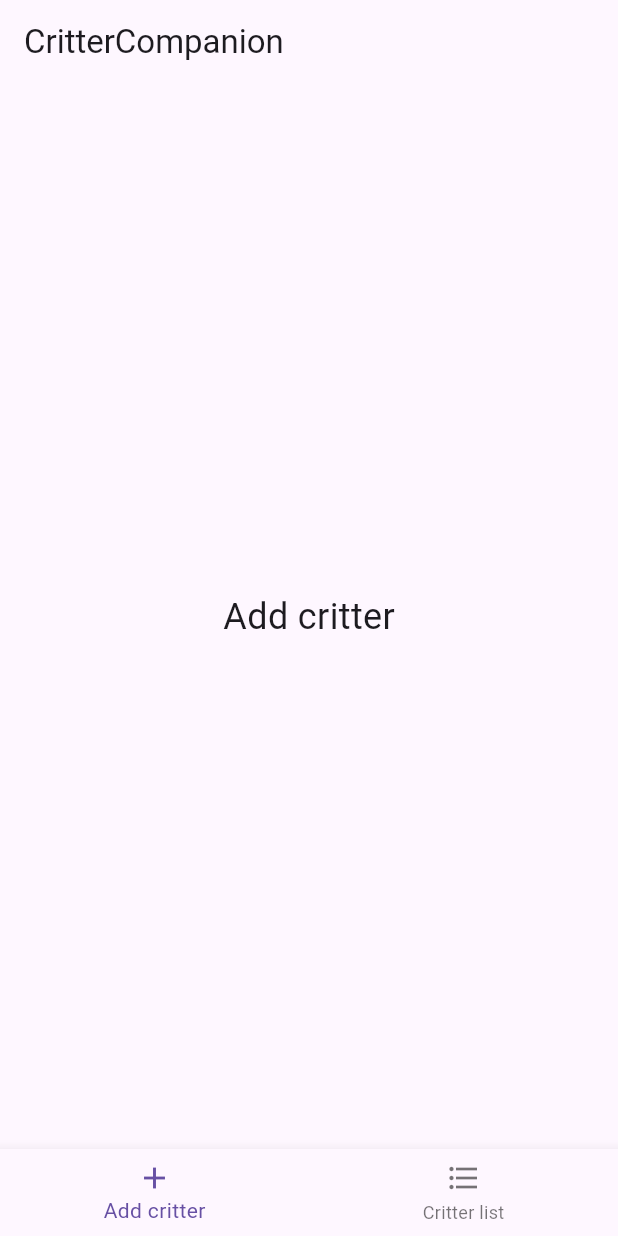
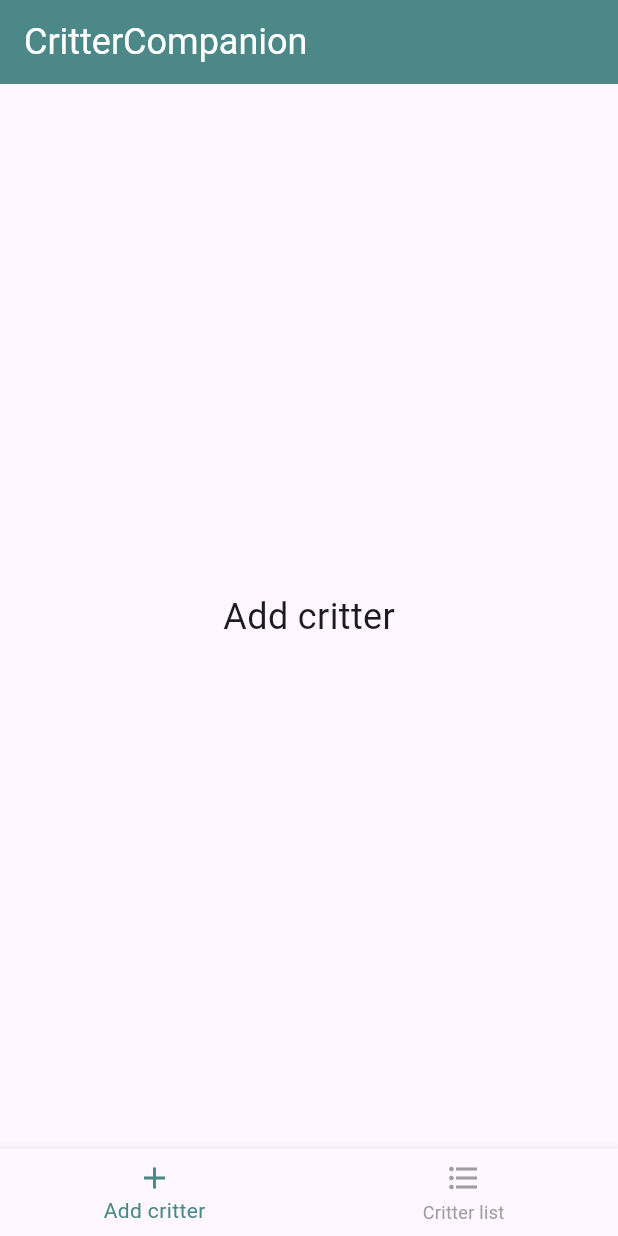
Before and after one commit to ivansdivans/critter-companion, a Flutter app: the screen it shows after launch, on a phone screen of 412 x 824 dp. Run offline on Flutter 3.47's test engine with Material 3 defaults, Android fonts, the phone set to English and light mode, and no system bars.

Commit message:
feat: implement theming
Refs: #2

```diff
--- a/lib/theme.dart
+++ b/lib/theme.dart
@@ -1,5 +1,32 @@
 import 'package:flutter/material.dart';
 
 final ThemeData critterCompanionTheme = ThemeData(
-  primarySwatch: Colors.blue,
+  // Color set for this app
+  // primary 4B8887 (teal)
+  // accent 02233D (dark blue)
+  // alert BC4749 (tomato)
+  // alert light E6AACE (light pink)
+  // light background EFEEDA (pale lime)
+  primaryColor: const Color(0xFF4B8887),
+  appBarTheme: const AppBarTheme(
+    backgroundColor: Color(0xFF4B8887),
+    titleTextStyle: TextStyle(
+      color: Colors.white,
+      fontSize: 24,
+    ),
+  ),
+  bottomNavigationBarTheme: const BottomNavigationBarThemeData(
+    selectedItemColor: Color(0xFF4B8887),
+    unselectedItemColor: Colors.grey,
+  ),
+  outlinedButtonTheme: OutlinedButtonThemeData(
+    style: OutlinedButton.styleFrom(
+      foregroundColor: const Color(0xFF4B8887),
+      side: const BorderSide(width: 2, color: Color(0xFF4B8887)),
+    ),
+  ),
+  filledButtonTheme: FilledButtonThemeData(
+      style: FilledButton.styleFrom(
+    backgroundColor: const Color(0xFF02233D),
+  )),
 );
```
